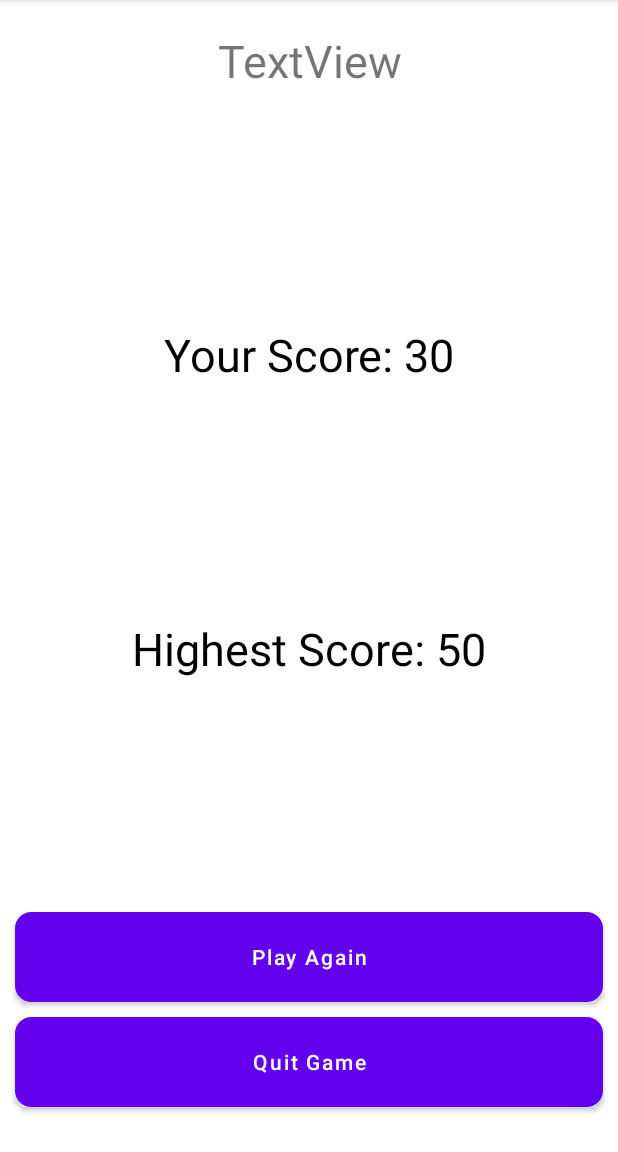
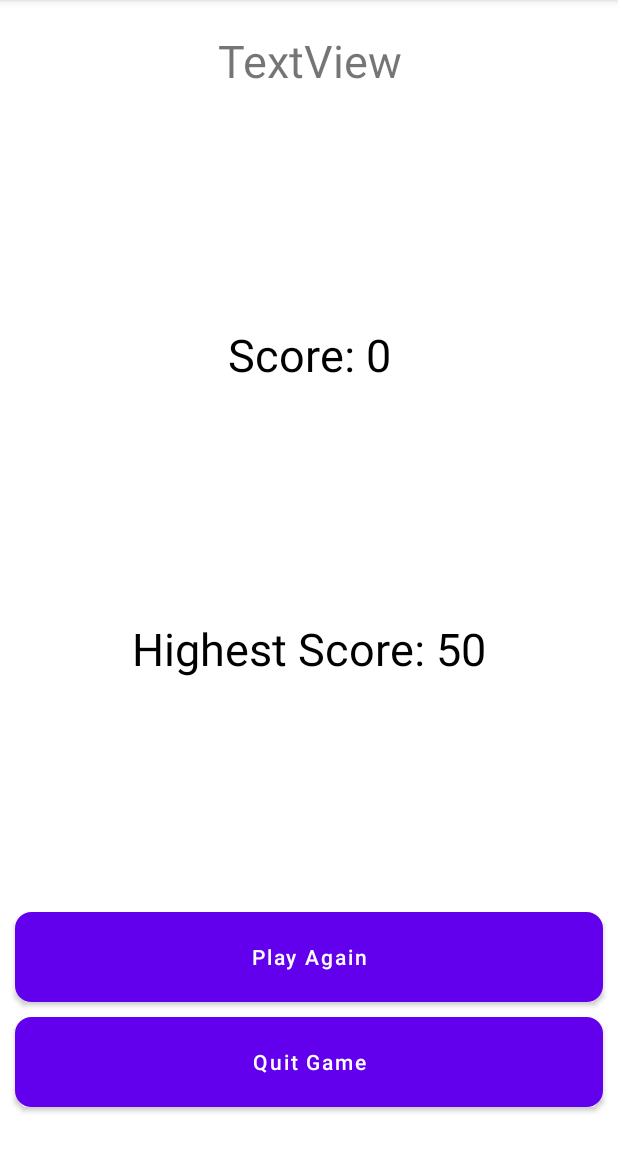
Before and after one commit to marbysneaker/BalloonGame, an Android app: the ResultActivity screen opened directly, with no data from a screen before it, on a phone screen of 412 x 824 dp, the part 84-1236 px from its top. Run offline under Robolectric (Android 15) with nearby library versions, the phone set to English and light mode, and no system bars; 1 statement that could not run was skipped.

Commit message:
changing score

```diff
--- a/app/src/main/java/com/example/hw5game/MainActivity.java
+++ b/app/src/main/java/com/example/hw5game/MainActivity.java
@@ -70,8 +70,12 @@ public class MainActivity extends AppCompatActivity {
 
                     @Override
                     public void onFinish() {
+                        Bundle bundle = new Bundle();
                         Intent intent = new Intent(MainActivity.this,ResultActivity.class);
+                        bundle.putInt("Score",score);
+                        intent.putExtras(bundle);
                         startActivity(intent);
+
                     }
                 }.start();
             }
--- a/app/src/main/java/com/example/hw5game/ResultActivity.java
+++ b/app/src/main/java/com/example/hw5game/ResultActivity.java
@@ -9,6 +9,10 @@ import android.widget.TextView;
 public class ResultActivity extends AppCompatActivity {
     private TextView textViewInfo, textViewMyScore, textViewHighestScore;
     private Button buttonPlayAgain, buttonQuitGame;
+
+    int score;
+
+    int highscore;
     @Override
     protected void onCreate(Bundle savedInstanceState) {
         super.onCreate(savedInstanceState);
@@ -20,5 +24,13 @@ public class ResultActivity extends AppCompatActivity {
         buttonPlayAgain =findViewById(R.id.buttonPlayAgain);
         buttonQuitGame =findViewById(R.id.buttonQuitGame);
 
+        Bundle bundle = getIntent().getExtras();
+        score = bundle.getInt("Score");
+        textViewMyScore.setText("Score: " + score);
+        if(score>highscore){
+            highscore = score;
+        }
+
+
     }
 }
```
